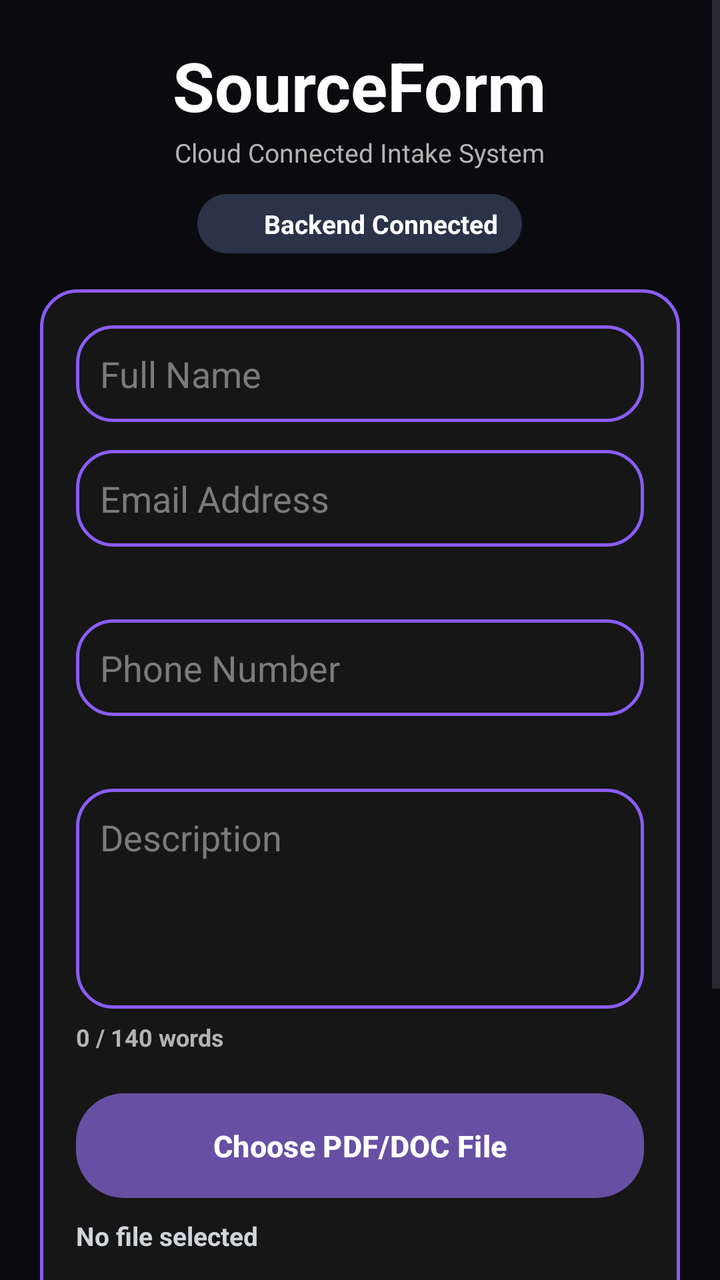
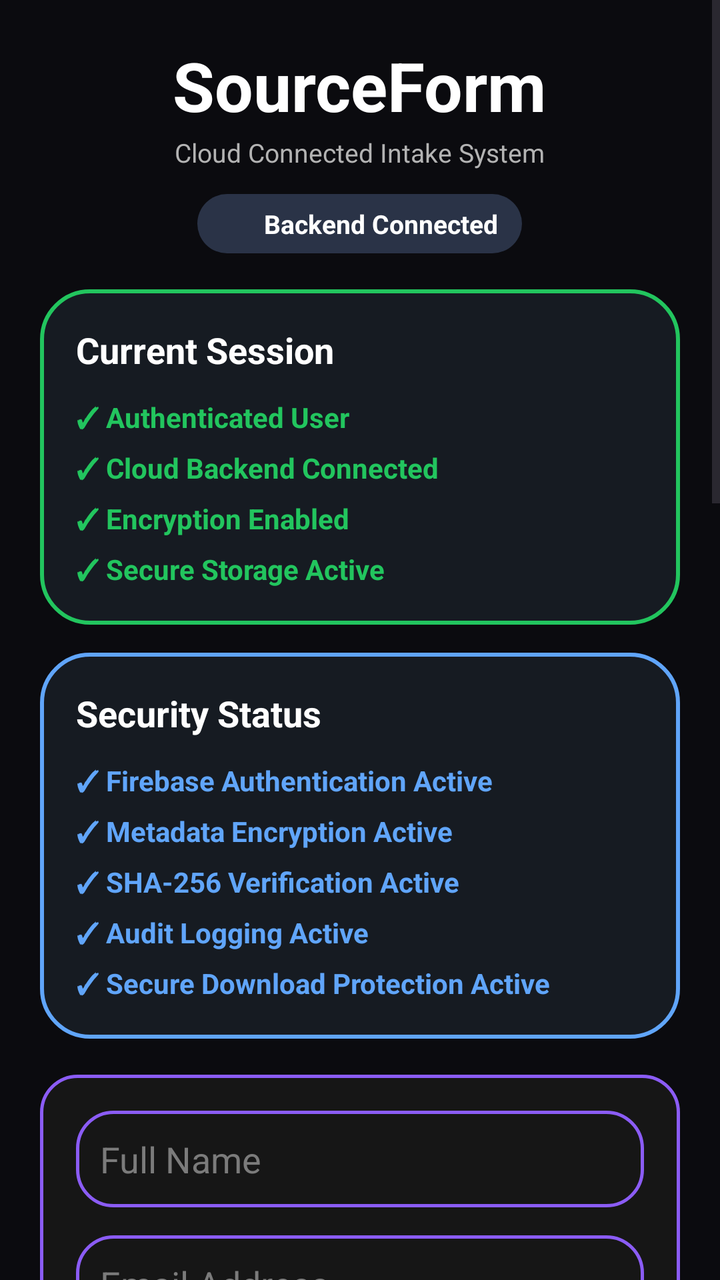

Before-and-after screenshots of an Android layout around one commit, followed by the original layout XML and the change that was made.
<!-- AndroidManifest.xml: application theme Theme.SourceFormApp -->
<!-- res/layout/activity_main.xml -->
<?xml version="1.0" encoding="utf-8"?>
<ScrollView
    xmlns:android="http://schemas.android.com/apk/res/android"

    android:layout_width="match_parent"
    android:layout_height="match_parent"

    android:background="#0B0B0F"

    android:fillViewport="true">

    <LinearLayout

        android:layout_width="match_parent"
        android:layout_height="wrap_content"

        android:orientation="vertical"

        android:padding="20dp">

        

        <TextView
            android:layout_width="wrap_content"
            android:layout_height="wrap_content"

            android:text="SourceForm"

            android:textColor="#FFFFFF"

            android:textSize="34sp"

            android:textStyle="bold"

            android:layout_gravity="center"/>

        <TextView
            android:layout_width="wrap_content"
            android:layout_height="wrap_content"

            android:text="Cloud Connected Intake System"

            android:textColor="#B3B3B3"

            android:textSize="13sp"

            android:layout_marginTop="2dp"

            android:layout_gravity="center"/>

        

        <LinearLayout

            android:id="@+id/statusContainer"

            android:layout_width="wrap_content"
            android:layout_height="wrap_content"

            android:orientation="horizontal"

            android:paddingLeft="12dp"
            android:paddingRight="12dp"

            android:paddingTop="6dp"
            android:paddingBottom="6dp"

            android:layout_gravity="center"

            android:layout_marginTop="12dp"

            android:layout_marginBottom="18dp"

            android:background="@drawable/secondary_button">

            <View
                android:id="@+id/statusDot"

                android:layout_width="10dp"
                android:layout_height="10dp"

                android:layout_gravity="center_vertical"

                android:backgroundTint="#22C55E"/>

            <TextView
                android:id="@+id/tvConnectionStatus"

                android:layout_width="wrap_content"
                android:layout_height="wrap_content"

                android:text=" Backend Connected"

                android:textColor="#FFFFFF"

                android:textStyle="bold"

                android:textSize="13sp"

                android:layout_marginStart="8dp"/>
        </LinearLayout>

        

        <LinearLayout

            android:layout_width="match_parent"
            android:layout_height="wrap_content"

            android:orientation="vertical"

            android:padding="18dp"

            android:background="@drawable/edittext_bg">

            

            <EditText
                android:id="@+id/etName"

                android:layout_width="match_parent"
                android:layout_height="wrap_content"

                android:hint="Full Name"

                android:textColor="#FFFFFF"

                android:textColorHint="#7B7B7B"

                android:background="@drawable/edittext_bg"

                android:maxLength="50"

                android:padding="12dp"/>

            

            <EditText
                android:id="@+id/etEmail"

                android:layout_width="match_parent"
                android:layout_height="wrap_content"

                android:layout_marginTop="14dp"

                android:hint="Email Address"

                android:inputType="textEmailAddress"

                android:textColor="#FFFFFF"

                android:textColorHint="#7B7B7B"

                android:background="@drawable/edittext_bg"

                android:padding="12dp"/>

            <TextView
                android:id="@+id/tvEmailStatus"

                android:layout_width="wrap_content"
                android:layout_height="wrap_content"

                android:textSize="12sp"

                android:textStyle="bold"

                android:layout_marginTop="6dp"/>

            

            <EditText
                android:id="@+id/etPhone"

                android:layout_width="match_parent"
                android:layout_height="wrap_content"

                android:layout_marginTop="14dp"

                android:hint="Phone Number"

                android:inputType="phone"

                android:maxLength="10"

                android:textColor="#FFFFFF"

                android:textColorHint="#7B7B7B"

                android:background="@drawable/edittext_bg"

                android:padding="12dp"/>

            <TextView
                android:id="@+id/tvPhoneStatus"

                android:layout_width="wrap_content"
                android:layout_height="wrap_content"

                android:textSize="12sp"

                android:textStyle="bold"

                android:layout_marginTop="6dp"/>

            

            <EditText
                android:id="@+id/etDescription"

                android:layout_width="match_parent"
                android:layout_height="110dp"

                android:layout_marginTop="14dp"

                android:gravity="top"

                android:hint="Description"

                android:textColor="#FFFFFF"

                android:textColorHint="#7B7B7B"

                android:background="@drawable/edittext_bg"

                android:padding="12dp"/>

            <TextView
                android:id="@+id/tvWordCount"

                android:layout_width="wrap_content"
                android:layout_height="wrap_content"

                android:text="0 / 140 words"

                android:textColor="#B3B3B3"

                android:textSize="12sp"

                android:textStyle="bold"

                android:layout_marginTop="6dp"/>

            

            <Button
                android:id="@+id/btnChooseFile"

                android:layout_width="match_parent"
                android:layout_height="wrap_content"

                android:layout_marginTop="20dp"

                android:text="Choose PDF/DOC File"

                android:textAllCaps="false"

                android:textColor="#FFFFFF"

                android:textStyle="bold"

                android:textSize="15sp"

                android:background="@drawable/primary_button"

                android:padding="12dp"/>

            

            <TextView
                android:id="@+id/tvFileName"

                android:layout_width="wrap_content"
                android:layout_height="wrap_content"

                android:text="No file selected"

                android:textColor="#D1D5DB"

                android:textStyle="bold"

                android:textSize="13sp"

                android:layout_marginTop="10dp"/>

            

            

            <Button
                android:id="@+id/btnSubmit"

                android:layout_width="match_parent"
                android:layout_height="wrap_content"

                android:layout_marginTop="20dp"

                android:text="Submit Form"

                android:textAllCaps="false"

                android:textColor="#FFFFFF"

                android:textStyle="bold"

                android:textSize="16sp"

                android:background="@drawable/primary_button"

                android:padding="14dp"/>

            

            <ProgressBar
                android:id="@+id/progressBar"

                android:layout_width="42dp"
                android:layout_height="42dp"

                android:layout_gravity="center"

                android:layout_marginTop="14dp"

                android:visibility="gone"/>

            

            <LinearLayout
                android:id="@+id/successCard"

                android:layout_width="match_parent"
                android:layout_height="wrap_content"

                android:layout_marginTop="14dp"

                android:orientation="vertical"

                android:padding="16dp"

                android:visibility="gone"

                android:background="@drawable/success_card_bg">

                <TextView
                    android:layout_width="wrap_content"
                    android:layout_height="wrap_content"

                    android:text="Upload Successful"

                    android:textColor="#FFFFFF"

                    android:textStyle="bold"

                    android:textSize="18sp"/>

                <TextView
                    android:layout_width="wrap_content"
                    android:layout_height="wrap_content"

                    android:text="Form submitted to cloud backend"

                    android:textColor="#E7FCEB"

                    android:textSize="13sp"

                    android:layout_marginTop="4dp"/>

            </LinearLayout>

            

            <Button
                android:id="@+id/btnLogout"

                android:layout_width="match_parent"
                android:layout_height="wrap_content"

                android:layout_marginTop="18dp"

                android:text="Logout"

                android:textAllCaps="false"

                android:textColor="#FFFFFF"

                android:textStyle="bold"

                android:textSize="15sp"

                android:backgroundTint="#DC2626"

                android:padding="12dp"/>

        </LinearLayout>

        <Space
            android:layout_width="match_parent"
            android:layout_height="16dp"/>

    </LinearLayout>

</ScrollView>
<!-- resources referenced by this layout -->
<resources>
  <!-- drawable edittext_bg (drawable) -->
  <?xml version="1.0" encoding="utf-8"?>
  <shape xmlns:android="http://schemas.android.com/apk/res/android">
  
      <solid
          android:color="#161616"/>
  
      <corners
          android:radius="18dp"/>
  
      <stroke
          android:width="1.5dp"
          android:color="#8B5CF6"/>
  
      <padding
          android:left="16dp"
          android:right="16dp"
          android:top="14dp"
          android:bottom="14dp"/>
  
  </shape>
  <!-- drawable primary_button (drawable) -->
  <?xml version="1.0" encoding="utf-8"?>
  <shape
      xmlns:android="http://schemas.android.com/apk/res/android">
  
      <gradient
          android:startColor="#A855F7"
          android:endColor="#8B5CF6"
          android:angle="0"/>
  
      <corners
          android:radius="24dp"/>
  
      <padding
          android:top="16dp"
          android:bottom="16dp"/>
  </shape>
  <!-- drawable secondary_button (drawable) -->
  <?xml version="1.0" encoding="utf-8"?>
  <shape
      xmlns:android="http://schemas.android.com/apk/res/android">
  
      <solid
          android:color="#2A3347"/>
  
      <corners
          android:radius="24dp"/>
  
      <padding
          android:top="16dp"
          android:bottom="16dp"/>
  </shape>
  <!-- drawable success_card_bg (drawable) -->
  <?xml version="1.0" encoding="utf-8"?>
  <shape
      xmlns:android="http://schemas.android.com/apk/res/android">
  
      <gradient
          android:startColor="#22C55E"
          android:endColor="#16A34A"
          android:angle="0"/>
  
      <corners
          android:radius="20dp"/>
  
  </shape>
  <style name="Theme.SourceFormApp" parent="Base.Theme.SourceFormApp" />
  <style name="Base.Theme.SourceFormApp" parent="Theme.Material3.DayNight.NoActionBar">
          
          
      </style>
</resources>

<!-- the commit's change to res/layout/activity_main.xml (unified diff, before → after) -->
@@ -99,10 +99,11 @@
 
                 android:layout_marginStart="8dp"/>
         </LinearLayout>
-
         
 
         <LinearLayout
+
+            android:id="@+id/cardSession"
 
             android:layout_width="match_parent"
             android:layout_height="wrap_content"
@@ -111,6 +112,191 @@
 
             android:padding="18dp"
 
+            android:layout_marginBottom="14dp"
+
+            android:background="@drawable/session_card_bg">
+
+            <TextView
+                android:layout_width="wrap_content"
+                android:layout_height="wrap_content"
+
+                android:text="Current Session"
+
+                android:textColor="#FFFFFF"
+
+                android:textSize="18sp"
+
+                android:textStyle="bold"/>
+
+            <TextView
+                android:id="@+id/tvSessionUser"
+
+                android:layout_width="wrap_content"
+                android:layout_height="wrap_content"
+
+                android:text="✓ Authenticated User"
+
+                android:textColor="#22C55E"
+
+                android:textStyle="bold"
+
+                android:layout_marginTop="12dp"/>
+
+            <TextView
+                android:id="@+id/tvSessionBackend"
+
+                android:layout_width="wrap_content"
+                android:layout_height="wrap_content"
+
+                android:text="✓ Cloud Backend Connected"
+
+                android:textColor="#22C55E"
+
+                android:textStyle="bold"
+
+                android:layout_marginTop="6dp"/>
+
+            <TextView
+                android:id="@+id/tvSessionEncryption"
+
+                android:layout_width="wrap_content"
+                android:layout_height="wrap_content"
+
+                android:text="✓ Encryption Enabled"
+
+                android:textColor="#22C55E"
+
+                android:textStyle="bold"
+
+                android:layout_marginTop="6dp"/>
+
+            <TextView
+                android:id="@+id/tvSessionStorage"
+
+                android:layout_width="wrap_content"
+                android:layout_height="wrap_content"
+
+                android:text="✓ Secure Storage Active"
+
+                android:textColor="#22C55E"
+
+                android:textStyle="bold"
+
+                android:layout_marginTop="6dp"/>
+
+        </LinearLayout>
+
+        
+
+        <LinearLayout
+
+            android:id="@+id/cardSecurityStatus"
+
+            android:layout_width="match_parent"
+            android:layout_height="wrap_content"
+
+            android:orientation="vertical"
+
+            android:padding="18dp"
+
+            android:layout_marginBottom="18dp"
+
+            android:background="@drawable/security_card_bg">
+
+            <TextView
+                android:layout_width="wrap_content"
+                android:layout_height="wrap_content"
+
+                android:text="Security Status"
+
+                android:textColor="#FFFFFF"
+
+                android:textSize="18sp"
+
+                android:textStyle="bold"/>
+
+            <TextView
+                android:id="@+id/tvFirebaseStatus"
+
+                android:layout_width="wrap_content"
+                android:layout_height="wrap_content"
+
+                android:text="✓ Firebase Authentication Active"
+
+                android:textColor="#60A5FA"
+
+                android:textStyle="bold"
+
+                android:layout_marginTop="12dp"/>
+
+            <TextView
+                android:id="@+id/tvEncryptionStatus"
+
+                android:layout_width="wrap_content"
+                android:layout_height="wrap_content"
+
+                android:text="✓ Metadata Encryption Active"
+
+                android:textColor="#60A5FA"
+
+                android:textStyle="bold"
+
+                android:layout_marginTop="6dp"/>
+
+            <TextView
+                android:id="@+id/tvHashStatus"
+
+                android:layout_width="wrap_content"
+                android:layout_height="wrap_content"
+
+                android:text="✓ SHA-256 Verification Active"
+
+                android:textColor="#60A5FA"
+
+                android:textStyle="bold"
+
+                android:layout_marginTop="6dp"/>
+
+            <TextView
+                android:id="@+id/tvAuditStatus"
+
+                android:layout_width="wrap_content"
+                android:layout_height="wrap_content"
+
+                android:text="✓ Audit Logging Active"
+
+                android:textColor="#60A5FA"
+
+                android:textStyle="bold"
+
+                android:layout_marginTop="6dp"/>
+
+            <TextView
+                android:id="@+id/tvDownloadStatus"
+
+                android:layout_width="wrap_content"
+                android:layout_height="wrap_content"
+
+                android:text="✓ Secure Download Protection Active"
+
+                android:textColor="#60A5FA"
+
+                android:textStyle="bold"
+
+                android:layout_marginTop="6dp"/>
+
+        </LinearLayout>
+        
+
+        <LinearLayout
+
+            android:layout_width="match_parent"
+            android:layout_height="wrap_content"
+
+            android:orientation="vertical"
+
+            android:padding="18dp"
+
             android:background="@drawable/edittext_bg">
 
             
@@ -231,7 +417,7 @@
                 android:layout_width="wrap_content"
                 android:layout_height="wrap_content"
 
-                android:text="0 / 140 words"
+                android:text="Description Length: 0 / 140 words"
 
                 android:textColor="#B3B3B3"
 
@@ -273,7 +459,7 @@
                 android:layout_width="wrap_content"
                 android:layout_height="wrap_content"
 
-                android:text="No file selected"
+                android:text="📄 No Secure Document Selected"
 
                 android:textColor="#D1D5DB"
 
@@ -282,8 +468,6 @@
                 android:textSize="13sp"
 
                 android:layout_marginTop="10dp"/>
-
-            
 
             
 
@@ -345,7 +529,7 @@
                     android:layout_width="wrap_content"
                     android:layout_height="wrap_content"
 
-                    android:text="Upload Successful"
+                    android:text="🔒 Secure Upload Successful"
 
                     android:textColor="#FFFFFF"
 
@@ -357,16 +541,254 @@
                     android:layout_width="wrap_content"
                     android:layout_height="wrap_content"
 
-                    android:text="Form submitted to cloud backend"
+                    android:text="✓ Metadata Encrypted"
 
                     android:textColor="#E7FCEB"
 
-                    android:textSize="13sp"
+                    android:textStyle="bold"
+
+                    android:layout_marginTop="8dp"/>
+
+                <TextView
+                    android:layout_width="wrap_content"
+                    android:layout_height="wrap_content"
+
+                    android:text="✓ SHA-256 Hash Generated"
+
+                    android:textColor="#E7FCEB"
+
+                    android:textStyle="bold"
 
                     android:layout_marginTop="4dp"/>
 
+                <TextView
+                    android:layout_width="wrap_content"
+                    android:layout_height="wrap_content"
+
+                    android:text="✓ Audit Event Recorded"
+
+                    android:textColor="#E7FCEB"
+
+                    android:textStyle="bold"
+
+                    android:layout_marginTop="4dp"/>
+
+                <TextView
+                    android:layout_width="wrap_content"
+                    android:layout_height="wrap_content"
+
+                    android:text="✓ Stored in Protected Cloud Storage"
+
+                    android:textColor="#E7FCEB"
+
+                    android:textStyle="bold"
+
+                    android:layout_marginTop="4dp"/>
+
+                <TextView
+                    android:layout_width="wrap_content"
+                    android:layout_height="wrap_content"
+
+                    android:text="✓ Ready for Secure Retrieval"
+
+                    android:textColor="#E7FCEB"
+
+                    android:textStyle="bold"
+
+                    android:layout_marginTop="4dp"/>
             </LinearLayout>
-
+            
+
+            <LinearLayout
+
+                android:id="@+id/cardAccount"
+
+                android:layout_width="match_parent"
+
+                android:layout_height="wrap_content"
+
+                android:orientation="vertical"
+
+                android:padding="18dp"
+
+                android:layout_marginTop="18dp"
+
+                android:layout_marginBottom="12dp"
+
+                android:background="@drawable/account_card_bg">
+
+                <TextView
+
+                    android:layout_width="wrap_content"
+
+                    android:layout_height="wrap_content"
+
+                    android:text="Account Information"
+
+                    android:textColor="#FFFFFF"
+
+                    android:textSize="18sp"
+
+                    android:textStyle="bold"/>
+
+                <TextView
+
+                    android:layout_width="wrap_content"
+
+                    android:layout_height="wrap_content"
+
+                    android:text="Signed In As"
+
+                    android:textColor="#9CA3AF"
+
+                    android:textStyle="bold"
+
+                    android:layout_marginTop="12dp"/>
+
+                <TextView
+
+                    android:id="@+id/tvUserEmail"
+
+                    android:layout_width="wrap_content"
+
+                    android:layout_height="wrap_content"
+
+                    android:text="Loading..."
+
+                    android:textColor="#FFFFFF"
+
+                    android:textStyle="bold"
+
+                    android:textSize="15sp"
+
+                    android:layout_marginTop="4dp"/>
+
+                <TextView
+
+                    android:layout_width="wrap_content"
+
+                    android:layout_height="wrap_content"
+
+                    android:text="Authentication Provider"
+
+                    android:textColor="#9CA3AF"
+
+                    android:textStyle="bold"
+
+                    android:layout_marginTop="14dp"/>
+
+                <TextView
+
+                    android:id="@+id/tvAuthProvider"
+
+                    android:layout_width="wrap_content"
+
+                    android:layout_height="wrap_content"
+
+                    android:text="Firebase"
+
+                    android:textColor="#FFFFFF"
+
+                    android:textStyle="bold"
+
+                    android:textSize="15sp"
+
+                    android:layout_marginTop="4dp"/>
+
+            </LinearLayout>
+            
+
+            <LinearLayout
+
+                android:id="@+id/securityInfoPanel"
+
+                android:layout_width="match_parent"
+
+                android:layout_height="wrap_content"
+
+                android:orientation="vertical"
+
+                android:padding="18dp"
+
+                android:layout_marginBottom="12dp"
+
+                android:background="@drawable/security_panel_bg">
+
+                <TextView
+
+                    android:layout_width="wrap_content"
+
+                    android:layout_height="wrap_content"
+
+                    android:text="Security Information"
+
+                    android:textColor="#FFFFFF"
+
+                    android:textSize="18sp"
+
+                    android:textStyle="bold"/>
+
+                <TextView
+
+                    android:layout_width="wrap_content"
+
+                    android:layout_height="wrap_content"
+
+                    android:text="Authentication: Firebase Authentication"
+
+                    android:textColor="#D1D5DB"
+
+                    android:layout_marginTop="12dp"/>
+
+                <TextView
+
+                    android:layout_width="wrap_content"
+
+                    android:layout_height="wrap_content"
+
+                    android:text="Encryption: Metadata Protection"
+
+                    android:textColor="#D1D5DB"
+
+                    android:layout_marginTop="6dp"/>
+
+                <TextView
+
+                    android:layout_width="wrap_content"
+
+                    android:layout_height="wrap_content"
+
+                    android:text="Integrity: SHA-256 Verification"
+
+                    android:textColor="#D1D5DB"
+
+                    android:layout_marginTop="6dp"/>
+
+                <TextView
+
+                    android:layout_width="wrap_content"
+
+                    android:layout_height="wrap_content"
+
+                    android:text="Storage: Firebase Cloud Storage"
+
+                    android:textColor="#D1D5DB"
+
+                    android:layout_marginTop="6dp"/>
+
+                <TextView
+
+                    android:layout_width="wrap_content"
+
+                    android:layout_height="wrap_content"
+
+                    android:text="Monitoring: Security Audit Logging"
+
+                    android:textColor="#D1D5DB"
+
+                    android:layout_marginTop="6dp"/>
+
+            </LinearLayout>
             
 
             <Button
<!-- resource entries referenced after the edit -->
@@ -1,5 +1,20 @@
 <!-- resources referenced by this layout -->
 <resources>
+  <!-- drawable account_card_bg (drawable) -->
+  <?xml version="1.0" encoding="utf-8"?>
+  <shape xmlns:android="http://schemas.android.com/apk/res/android">
+  
+      <solid
+          android:color="#161B22"/>
+  
+      <corners
+          android:radius="24dp"/>
+  
+      <stroke
+          android:width="2dp"
+          android:color="#8B5CF6"/>
+  
+  </shape>
   <!-- drawable edittext_bg (drawable) -->
   <?xml version="1.0" encoding="utf-8"?>
   <shape xmlns:android="http://schemas.android.com/apk/res/android">
@@ -53,6 +68,51 @@
           android:top="16dp"
           android:bottom="16dp"/>
   </shape>
+  <!-- drawable security_card_bg (drawable) -->
+  <?xml version="1.0" encoding="utf-8"?>
+  <shape xmlns:android="http://schemas.android.com/apk/res/android">
+  
+      <solid
+          android:color="#161B22"/>
+  
+      <corners
+          android:radius="24dp"/>
+  
+      <stroke
+          android:width="2dp"
+          android:color="#60A5FA"/>
+  
+  </shape>
+  <!-- drawable security_panel_bg (drawable) -->
+  <?xml version="1.0" encoding="utf-8"?>
+  <shape xmlns:android="http://schemas.android.com/apk/res/android">
+  
+      <solid
+          android:color="#111827"/>
+  
+      <corners
+          android:radius="20dp"/>
+  
+      <stroke
+          android:width="1.5dp"
+          android:color="#60A5FA"/>
+  
+  </shape>
+  <!-- drawable session_card_bg (drawable) -->
+  <?xml version="1.0" encoding="utf-8"?>
+  <shape xmlns:android="http://schemas.android.com/apk/res/android">
+  
+      <solid
+          android:color="#161B22"/>
+  
+      <corners
+          android:radius="24dp"/>
+  
+      <stroke
+          android:width="2dp"
+          android:color="#22C55E"/>
+  
+  </shape>
   <!-- drawable success_card_bg (drawable) -->
   <?xml version="1.0" encoding="utf-8"?>
   <shape
